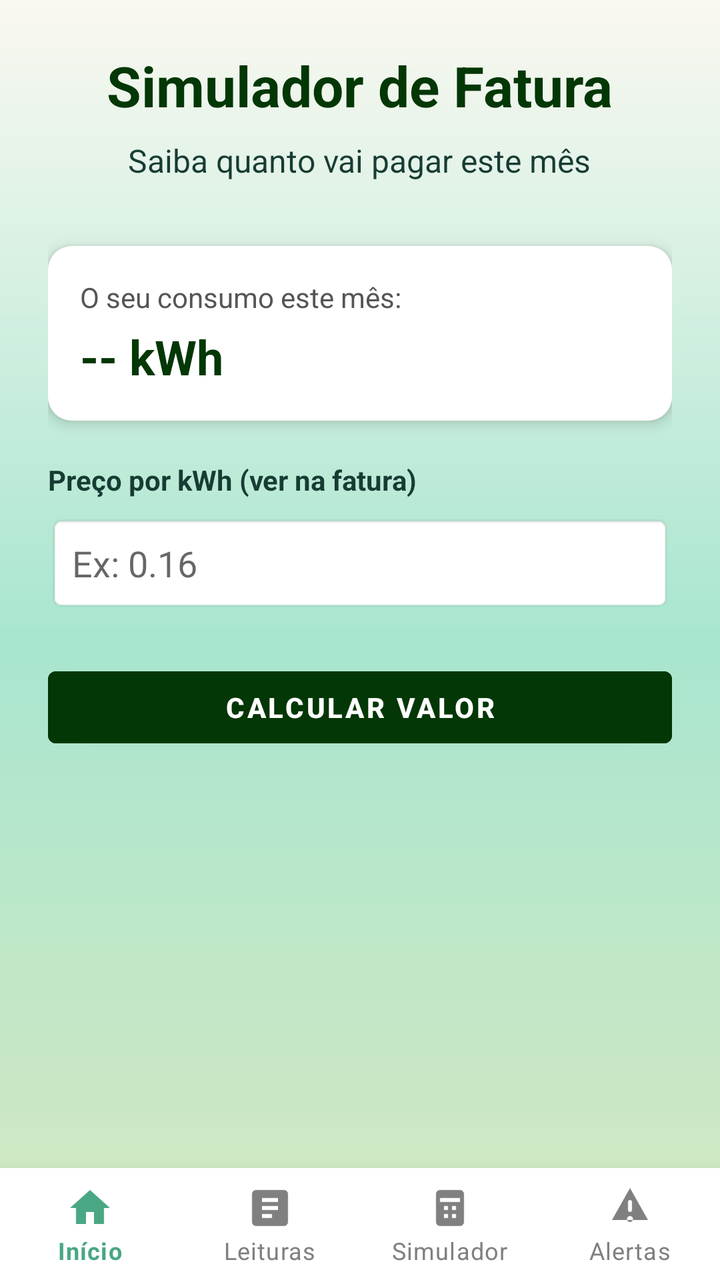
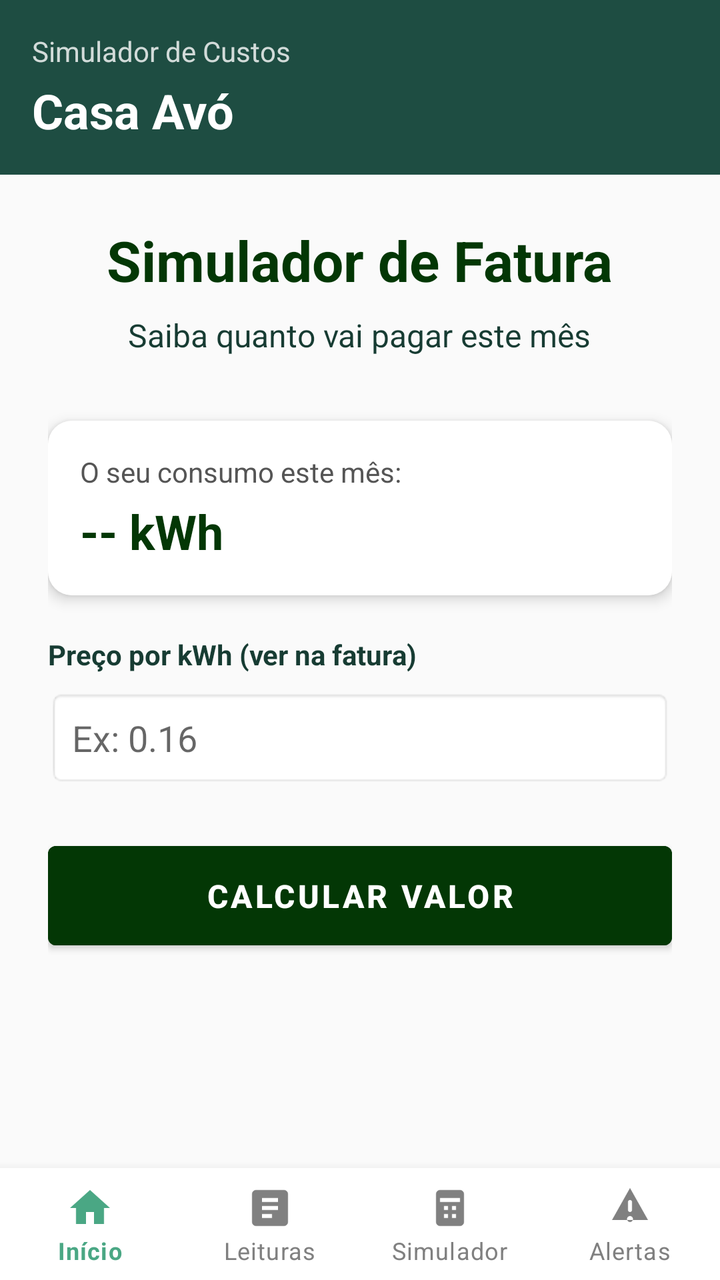

Two renders of the same Android screen: before a commit and after it. Below are the layout's source before the change and the commit's diff.
<!-- AndroidManifest.xml: application theme Theme.EcoTrack -->
<!-- res/layout/activity_calculadora_custos.xml -->
<?xml version="1.0" encoding="utf-8"?>
<RelativeLayout xmlns:android="http://schemas.android.com/apk/res/android"
    xmlns:app="http://schemas.android.com/apk/res-auto"
    android:layout_width="match_parent"
    android:layout_height="match_parent"
    android:background="@drawable/gradient_verde">

    
    <ScrollView
        android:id="@+id/scrollSimulador"
        android:layout_width="match_parent"
        android:layout_height="match_parent"
        android:fillViewport="true"
        android:layout_above="@+id/bottomNavigation">

        <LinearLayout
            android:layout_width="match_parent"
            android:layout_height="wrap_content"
            android:orientation="vertical"
            android:padding="24dp"
            android:gravity="center_horizontal">

            <TextView
                android:layout_width="wrap_content"
                android:layout_height="wrap_content"
                android:text="Simulador de Fatura"
                android:textSize="28sp"
                android:textStyle="bold"
                android:textColor="@color/green"
                android:layout_marginBottom="8dp"/>

            <TextView
                android:layout_width="wrap_content"
                android:layout_height="wrap_content"
                android:text="Saiba quanto vai pagar este mês"
                android:textSize="16sp"
                android:textColor="@color/onMint"
                android:layout_marginBottom="32dp"/>

            <com.google.android.material.card.MaterialCardView
                android:layout_width="match_parent"
                android:layout_height="wrap_content"
                app:cardCornerRadius="12dp"
                app:cardElevation="4dp"
                android:layout_marginBottom="20dp">

                <LinearLayout
                    android:layout_width="match_parent"
                    android:layout_height="wrap_content"
                    android:orientation="vertical"
                    android:padding="16dp"
                    android:background="#FFFFFF">

                    <TextView
                        android:layout_width="wrap_content"
                        android:layout_height="wrap_content"
                        android:text="O seu consumo este mês:"
                        android:textSize="14sp"
                        android:textColor="#555555"/>

                    <TextView
                        android:id="@+id/tvConsumoAtual"
                        android:layout_width="wrap_content"
                        android:layout_height="wrap_content"
                        android:text="-- kWh"
                        android:textSize="24sp"
                        android:textStyle="bold"
                        android:textColor="@color/green"
                        android:layout_marginTop="4dp"/>
                </LinearLayout>
            </com.google.android.material.card.MaterialCardView>

            <TextView
                android:layout_width="match_parent"
                android:layout_height="wrap_content"
                android:text="Preço por kWh (ver na fatura)"
                android:textColor="@color/onMint"
                android:textStyle="bold"
                android:layout_marginBottom="8dp"/>

            <EditText
                android:id="@+id/etPrecoKwh"
                android:layout_width="match_parent"
                android:layout_height="wrap_content"
                android:hint="Ex: 0.16"
                android:inputType="numberDecimal"
                android:background="@android:drawable/editbox_background_normal"
                android:padding="12dp"
                android:layout_marginBottom="24dp"/>

            <Button
                android:id="@+id/btnCalcular"
                android:layout_width="match_parent"
                android:layout_height="wrap_content"
                android:text="Calcular Valor"
                android:backgroundTint="@color/green"
                android:textColor="#FFFFFF"
                android:textStyle="bold"
                android:layout_marginBottom="24dp"/>

            <LinearLayout
                android:id="@+id/layoutResultado"
                android:layout_width="match_parent"
                android:layout_height="wrap_content"
                android:orientation="vertical"
                android:gravity="center"
                android:background="@drawable/rounded_white_box"
                android:padding="20dp"
                android:visibility="gone">

                <TextView
                    android:layout_width="wrap_content"
                    android:layout_height="wrap_content"
                    android:text="Estimativa a pagar:"
                    android:textSize="16sp"
                    android:textColor="#555555"/>

                <TextView
                    android:id="@+id/tvResultadoEuros"
                    android:layout_width="wrap_content"
                    android:layout_height="wrap_content"
                    android:text="€ 0,00"
                    android:textSize="32sp"
                    android:textStyle="bold"
                    android:textColor="#2E7D32"
                    android:layout_marginTop="8dp"/>

                <TextView
                    android:layout_width="wrap_content"
                    android:layout_height="wrap_content"
                    android:text="*Valor aproximado s/ IVA e taxas fixas"
                    android:textSize="12sp"
                    android:textColor="#999999"
                    android:layout_marginTop="8dp"/>
            </LinearLayout>

        </LinearLayout>
    </ScrollView>

    <com.google.android.material.bottomnavigation.BottomNavigationView
        android:id="@+id/bottomNavigation"
        android:layout_width="match_parent"
        android:layout_height="wrap_content"
        android:layout_alignParentBottom="true"
        app:menu="@menu/menu_bottom_nav"
        app:itemIconTint="@color/selector_bottom_nav"
        app:itemTextColor="@color/selector_bottom_nav"
        android:background="@android:color/white"
        app:labelVisibilityMode="labeled"/>

</RelativeLayout>
<!-- resources referenced by this layout -->
<resources>
  <color name="green">#033705</color>
  <color name="onMint">#173C33</color>
  <!-- drawable gradient_verde (drawable) -->
  <shape xmlns:android="http://schemas.android.com/apk/res/android">
      <gradient
          android:startColor="@color/pastel_lightgreen"
          android:centerColor="@color/mint_start"
          android:endColor="@color/pastel_whitewarm"
          android:angle="90" />
  
      <corners android:radius="0dp" />
  </shape>
  <!-- drawable rounded_white_box (drawable) -->
  <shape xmlns:android="http://schemas.android.com/apk/res/android" android:shape="rectangle">
      <solid android:color="#FFFFFF"/>
      <corners android:radius="16dp"/>
      <padding android:left="12dp" android:top="12dp" android:right="12dp" android:bottom="12dp"/>
  </shape>
  <style name="Theme.EcoTrack" parent="Theme.MaterialComponents.Light.NoActionBar">
          
          <item name="colorPrimary">@color/colorPrimary</item>
          <item name="colorOnPrimary">@color/colorOnPrimary</item>
          <item name="colorSecondary">@color/colorSecondary</item>
          <item name="colorOnSecondary">@color/colorOnSecondary</item>
  
          
          <item name="colorOnBackground">@color/background_beige</item>
          <item name="colorSurface">@color/colorSurface</item>
          <item name="colorOnSurface">@color/colorOnSurface</item>
          <item name="android:windowBackground">@color/background_beige</item>
  
          
          <item name="colorPrimaryContainer">@color/colorPrimaryContainer</item>
          <item name="colorOnPrimaryContainer">@color/colorOnPrimaryContainer</item>
          <item name="colorSecondaryContainer">@color/colorSecondaryContainer</item>
          <item name="colorOnSecondaryContainer">@color/colorOnSecondaryContainer</item>
  
          
          <item name="colorError">@color/colorError</item>
          <item name="colorOnError">@color/colorOnError</item>
          <item name="colorErrorContainer">@color/colorErrorContainer</item>
          <item name="colorOnErrorContainer">@color/colorOnErrorContainer</item>
  
          
          <item name="colorOutline">@color/colorOutline</item>
  
          
          <item name="android:textColorPrimary">@color/text_primary</item>
          <item name="android:textColorSecondary">@color/text_secondary</item>
  
          
          <item name="android:statusBarColor">@color/colorPrimary</item>
          <item name="android:navigationBarColor">@color/background_beige</item>
      </style>
  <color name="pastel_lightgreen">#D7E8C1</color>
  <color name="mint_start">#A8E6CF</color>
  <color name="pastel_whitewarm">#FAF8F1</color>
  <color name="colorPrimary">#2E7D5B</color>
  <color name="colorOnPrimary">#FFFFFF</color>
  <color name="colorSecondary">#52644F</color>
  <color name="colorOnSecondary">#FFFFFF</color>
  <color name="background_beige">#FFFDF8</color>
  <color name="colorSurface">#FAF7F2</color>
  <color name="colorOnSurface">#3B3A37</color>
  <color name="colorPrimaryContainer">#BFE3CF</color>
  <color name="colorOnPrimaryContainer">#1A3B2C</color>
  <color name="colorSecondaryContainer">#D5E8D7</color>
  <color name="colorOnSecondaryContainer">#1F352F</color>
  <color name="colorError">#B3261E</color>
  <color name="colorOnError">#FFFFFF</color>
  <color name="colorErrorContainer">#F9DEDC</color>
  <color name="colorOnErrorContainer">#410E0B</color>
  <color name="colorOutline">#D8D2C8</color>
  <color name="text_primary">#2E2E2E</color>
  <color name="text_secondary">#7A7A7A</color>
</resources>

<!-- the commit's change to res/layout/activity_calculadora_custos.xml (unified diff, before → after) -->
@@ -6,19 +6,50 @@
     android:background="@drawable/gradient_verde">
 
     
+    <LinearLayout
+        android:id="@+id/headerCasaCalculadora"
+        android:layout_width="match_parent"
+        android:layout_height="wrap_content"
+        android:orientation="vertical"
+        android:padding="16dp"
+        android:background="#1E4D42">
+
+        <TextView
+            android:text="Simulador de Custos"
+            android:textSize="14sp"
+            android:textColor="#FFFFFF"
+            android:alpha="0.8"
+            android:layout_width="wrap_content"
+            android:layout_height="wrap_content"/>
+
+        <TextView
+            android:id="@+id/tvNomeCasaCalculadora"
+            android:text="Casa Avó"
+            android:textSize="24sp"
+            android:textStyle="bold"
+            android:textColor="#FFFFFF"
+            android:layout_marginTop="4dp"
+            android:layout_width="wrap_content"
+            android:layout_height="wrap_content"/>
+
+    </LinearLayout>
+
+    
     <ScrollView
         android:id="@+id/scrollSimulador"
         android:layout_width="match_parent"
         android:layout_height="match_parent"
         android:fillViewport="true"
-        android:layout_above="@+id/bottomNavigation">
+        android:layout_above="@+id/bottomNavigation"
+        android:layout_below="@+id/headerCasaCalculadora">
 
         <LinearLayout
             android:layout_width="match_parent"
             android:layout_height="wrap_content"
             android:orientation="vertical"
             android:padding="24dp"
-            android:gravity="center_horizontal">
+            android:gravity="center_horizontal"
+            android:background="#FAFAFA">
 
             <TextView
                 android:layout_width="wrap_content"
@@ -37,6 +68,7 @@
                 android:textColor="@color/onMint"
                 android:layout_marginBottom="32dp"/>
 
+            
             <com.google.android.material.card.MaterialCardView
                 android:layout_width="match_parent"
                 android:layout_height="wrap_content"
@@ -70,6 +102,7 @@
                 </LinearLayout>
             </com.google.android.material.card.MaterialCardView>
 
+            
             <TextView
                 android:layout_width="match_parent"
                 android:layout_height="wrap_content"
@@ -78,6 +111,7 @@
                 android:textStyle="bold"
                 android:layout_marginBottom="8dp"/>
 
+            
             <EditText
                 android:id="@+id/etPrecoKwh"
                 android:layout_width="match_parent"
@@ -88,6 +122,7 @@
                 android:padding="12dp"
                 android:layout_marginBottom="24dp"/>
 
+            
             <Button
                 android:id="@+id/btnCalcular"
                 android:layout_width="match_parent"
@@ -96,8 +131,11 @@
                 android:backgroundTint="@color/green"
                 android:textColor="#FFFFFF"
                 android:textStyle="bold"
+                android:textSize="16sp"
+                android:padding="14dp"
                 android:layout_marginBottom="24dp"/>
 
+            
             <LinearLayout
                 android:id="@+id/layoutResultado"
                 android:layout_width="match_parent"
@@ -137,6 +175,7 @@
         </LinearLayout>
     </ScrollView>
 
+    
     <com.google.android.material.bottomnavigation.BottomNavigationView
         android:id="@+id/bottomNavigation"
         android:layout_width="match_parent"
